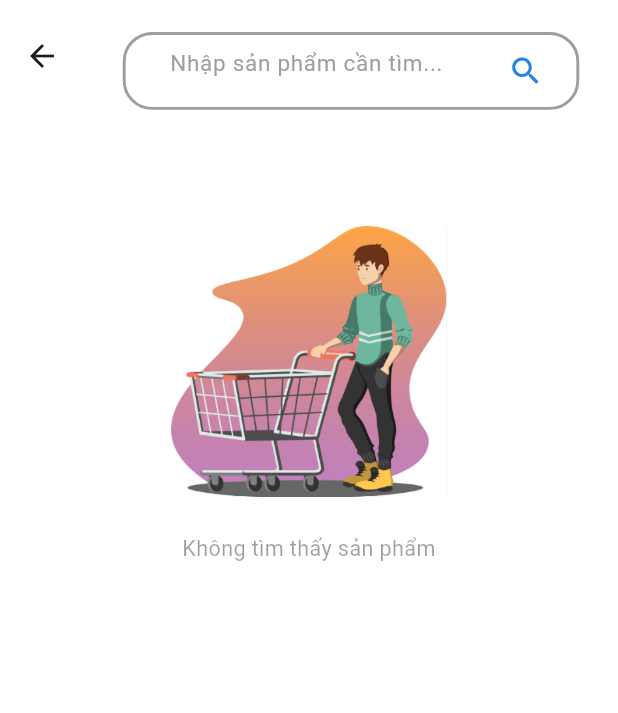
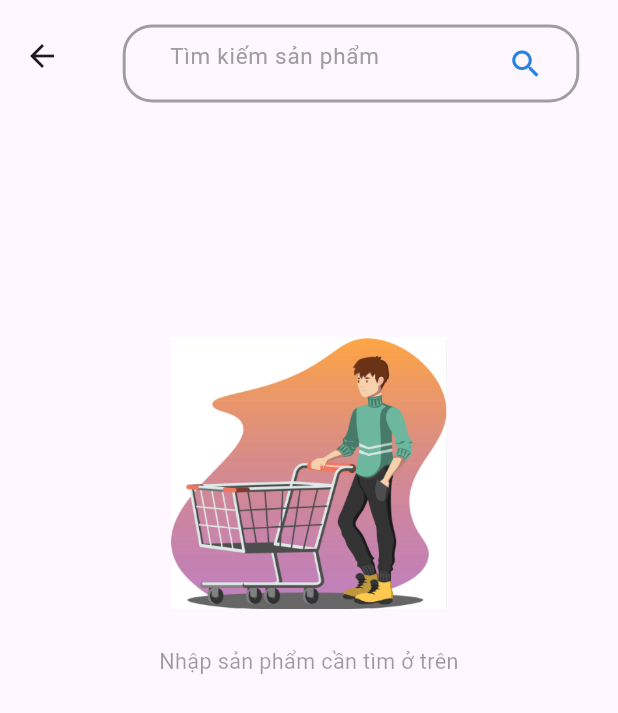
Before and after one commit to hoangvi241002/feFlutter, a Flutter app: the SearchPage screen opened by its route, on a phone screen of 412 x 824 dp. Shown: the top 713 px of the screen. Run offline on Flutter 3.47's test engine with Material 3 defaults, Android fonts, the phone set to English and light mode, and no system bars; our stand-ins replace dots_indicator, flutter_typeahead, geocoding, geolocator, get, google_maps_flutter and 3 more; missing offline and left inert: google_maps_webservice; accounts and stored records are empty; network calls fail; statements that could not run were skipped.

Commit message:
update search

```diff
--- a/lib/base/custom_button.dart
+++ b/lib/base/custom_button.dart
@@ -39,7 +39,7 @@ class CustomButton extends StatelessWidget {
         width: width ?? Dimensions.screenWidth,
         height: height ?? Dimensions.height45,
         child: TextButton(
-          onPressed: onPressed,
+          onPressed: () => onPressed,
           style: _flatButton,
           child: Row(
             mainAxisAlignment: MainAxisAlignment.center,
--- a/lib/data/repository/popular_product_repo.dart
+++ b/lib/data/repository/popular_product_repo.dart
@@ -9,8 +9,4 @@ class PopularProductRepo extends GetxService {
   Future <Response> getPopularProductList() async{
     return await apiClient.getData(AppConstants.POPULAR_PRODUCT_URI);
   }
-
-  Future<Response> searchProducts(String keyword) async {
-    return await apiClient.getData('${AppConstants.SEARCH_PRODUCT_URI}?keyword=$keyword');
-  }
 }
--- a/lib/data/repository/recommended_product_repo.dart
+++ b/lib/data/repository/recommended_product_repo.dart
@@ -9,8 +9,4 @@ class RecommendedProductRepo extends GetxService {
   Future <Response> getRecommendedProductList() async{
     return await apiClient.getData(AppConstants.RECOMMENDED_PRODUCT_URI);
   }
-
-  Future<Response> searchProducts(String keyword) async {
-    return await apiClient.getData('${AppConstants.SEARCH_PRODUCT_URI}?keyword=$keyword');
-  }
 }
--- a/lib/data/repository/search_product_repo.dart
+++ b/lib/data/repository/search_product_repo.dart
@@ -20,10 +20,4 @@ class SearchProductRepo {
   Future<Response> searchProducts(String keyword) async {
     return await apiClient.getData('${AppConstants.SEARCH_PRODUCT_URI}?keyword=$keyword');
   }
-
-  // Tìm kiếm sản phẩm theo từ khóa
-  // List<ProductModel> searchProducts(String keyword) {
-  //   List<ProductModel> allProducts = _getAllProducts();
-  //   return allProducts.where((product) => product.name!.toLowerCase().contains(keyword.toLowerCase())).toList();
-  // }
 }
--- a/lib/main.dart
+++ b/lib/main.dart
@@ -8,7 +8,7 @@ import 'package:khoaluan_flutter/pages/auth/sign_in_page.dart';
 import 'package:khoaluan_flutter/pages/auth/sign_up_page.dart';
 import 'package:khoaluan_flutter/pages/home/main_medical_item_page.dart';
 import 'package:khoaluan_flutter/pages/home/medical_item_page_body.dart';
-import 'package:khoaluan_flutter/pages/home/widgets/search_page.dart';
+import 'package:khoaluan_flutter/pages/home/search_page.dart';
 import 'package:khoaluan_flutter/pages/medical_item/popular_medical_item_detail.dart';
 import 'package:khoaluan_flutter/pages/medical_item/recommended_medical_item_detail.dart';
 import 'package:khoaluan_flutter/pages/splash/splash_page.dart';
--- a/lib/pages/address/pick_address_map.dart
+++ b/lib/pages/address/pick_address_map.dart
@@ -55,7 +55,6 @@ class _PickAddressMapState extends State<PickAddressMap> {
                   GoogleMap(initialCameraPosition: CameraPosition(
                       target: _initialPosition, zoom: 17
                   ),
-                    zoomControlsEnabled: false,
                     onCameraMove: (CameraPosition cameraPosition){
                       _cameraPosition = cameraPosition;
                     },
--- /dev/null
+++ b/lib/pages/home/search_page.dart
@@ -0,0 +1,48 @@
+import 'package:flutter/material.dart';
+import 'package:get/get.dart';
+import 'package:khoaluan_flutter/base/custom_loader.dart';
+import 'package:khoaluan_flutter/base/no_data_page.dart';
+import 'package:khoaluan_flutter/controller/search_product_controller.dart';
+import 'package:khoaluan_flutter/pages/home/widgets/search_widget.dart';
+import 'package:khoaluan_flutter/utils/colors.dart';
+import 'package:khoaluan_flutter/utils/dimensions.dart';
+
+class SearchPage extends StatefulWidget {
+  const SearchPage({super.key});
+
+  @override
+  State<SearchPage> createState() => _SearchPageState();
+}
+
+class _SearchPageState extends State<SearchPage> {
+  final TextEditingController _searchController = TextEditingController();
+  @override
+  Widget build(BuildContext context) {
+    return Scaffold(
+      appBar: AppBar(
+        toolbarHeight: Dimensions.height80,
+        elevation: 0,
+        automaticallyImplyLeading: true,
+        title: Padding(
+          padding: EdgeInsets.only(top: Dimensions.height10),
+          child: SearchWidget(
+            controller: _searchController,
+            keyboardType: TextInputType.text,
+            hintText: "Tìm kiếm sản phẩm",
+            suffixIcon: GestureDetector(
+              onTap: (){}, child: Icon(Icons.search_outlined, color: AppColors.main_Color,),
+            ),
+          ),
+        ),
+      ),
+      body: SingleChildScrollView(
+        child: Container(
+          margin: EdgeInsets.only(top: Dimensions.height80*2),
+          child: SafeArea(
+              child: NoDataPage(text: "Nhập sản phẩm cần tìm ở trên",)
+          ),
+        ),
+      ),
+    );
+  }
+}
--- a/lib/pages/home/widgets/search_page.dart
+++ /dev/null
@@ -1,75 +0,0 @@
-import 'package:flutter/material.dart';
-import 'package:khoaluan_flutter/base/custom_loader.dart';
-import 'package:khoaluan_flutter/base/no_data_page.dart';
-import 'package:khoaluan_flutter/controller/search_product_controller.dart';
-import 'package:khoaluan_flutter/pages/home/widgets/search_results.dart';
-import 'package:khoaluan_flutter/pages/home/widgets/search_widget.dart';
-import 'package:khoaluan_flutter/utils/colors.dart';
-import 'package:get/get.dart';
-import '../../../utils/dimensions.dart';
-
-class SearchPage extends StatefulWidget {
-  const SearchPage({super.key});
-
-  @override
-  State<SearchPage> createState() => _SearchPageState();
-}
-
-class _SearchPageState extends State<SearchPage> {
-  final TextEditingController _searchController = TextEditingController();
-
-  @override
-  Widget build(BuildContext context) {
-    return GetBuilder<SearchProductController>(builder: (searchProductController) {
-      return Scaffold(
-        backgroundColor: Colors.white,
-        appBar: AppBar(
-          toolbarHeight: Dimensions.height80,
-          elevation: 0,
-          automaticallyImplyLeading: true,
-          backgroundColor: Colors.white24,
-          title: Row(
-            children: [
-              Expanded(
-                child: Padding(
-                  padding: EdgeInsets.only(top: Dimensions.height20),
-                  child: SearchWidget(
-                    controller: _searchController,
-                    obscureText: false,
-                    keyboardType: TextInputType.text,
-                    hintText: "Nhập sản phẩm cần tìm...",
-                    suffixIcon: GestureDetector(
-                      onTap: () {
-                        if (_searchController.text.isNotEmpty) {
-                          searchProductController.searchProducts(_searchController.text);
-                        } else {
-                          Get.snackbar("Thông báo", "Vui lòng nhập từ khóa tìm kiếm",
-                            backgroundColor: AppColors.main_Color,
-                            colorText: Colors.white,
-                          );
-                        }
-                      },
-                      child: Icon(Icons.search, color: AppColors.main_Color),
-                    ),
-                  ),
-                ),
-              ),
-            ],
-          ),
-        ),
-        body: SingleChildScrollView(
-          child: Container(
-            margin: EdgeInsets.only(top: Dimensions.height80),
-            child: SafeArea(
-              child: searchProductController.isLoading
-                  ? const CustomLoader()
-                  : searchProductController.searchResults.isEmpty
-                  ? const NoDataPage(text: "Không tìm thấy sản phẩm")
-                  : const SearchResults(),
-            ),
-          ),
-        ),
-      );
-    });
-  }
-}
--- a/lib/pages/home/widgets/search_widget.dart
+++ b/lib/pages/home/widgets/search_widget.dart
@@ -11,7 +11,7 @@ class SearchWidget extends StatelessWidget {
   final TextInputType? keyboardType;
   final TextEditingController? controller;
   final void Function()? onEditingComplete;
-  final bool obscureText;
+  // final bool obscureText;
   final Widget? suffixIcon;
   final Widget? prefixIcon;
   final String? Function(String?)? validator;
@@ -21,7 +21,7 @@ class SearchWidget extends StatelessWidget {
     this.keyboardType,
     this.controller,
     this.onEditingComplete,
-    required this.obscureText,
+    // required this.obscureText,
     this.suffixIcon,
     this.validator,
     this.prefixIcon, this.hintText});
@@ -41,7 +41,7 @@ class SearchWidget extends StatelessWidget {
             controller: controller,
             keyboardType: keyboardType,
             onEditingComplete: onEditingComplete,
-            obscureText: obscureText ?? false,
+            // obscureText: obscureText ?? false,
             style: TextStyle(
               color: Colors.grey,
               fontSize: Dimensions.font16,
--- a/lib/routes/route_helper.dart
+++ b/lib/routes/route_helper.dart
@@ -5,7 +5,7 @@ import 'package:khoaluan_flutter/pages/address/add_address_page.dart';
 import 'package:khoaluan_flutter/pages/address/pick_address_map.dart';
 import 'package:khoaluan_flutter/pages/auth/sign_in_page.dart';
 import 'package:khoaluan_flutter/pages/home/main_medical_item_page.dart';
-import 'package:khoaluan_flutter/pages/home/widgets/search_page.dart';
+import 'package:khoaluan_flutter/pages/home/search_page.dart';
 import 'package:khoaluan_flutter/pages/medical_item/popular_medical_item_detail.dart';
 import 'package:khoaluan_flutter/pages/payment/payment_page.dart';
 import 'package:khoaluan_flutter/pages/splash/splash_page.dart';
@@ -21,7 +21,6 @@ class RouteHelper {
   static const String popularMedicalItem = "/popular-medical-item";
   static const String recommendedMedicalItem = "/recommended-medical-item";
   static const String cartPage = "/cart-page";
-  static const String searchPage = "/search-page";
   static const String signIn = "/sign-in";
 
   static const String addAddress = "/add-address";
@@ -29,17 +28,19 @@ class RouteHelper {
   static const String payment = "/payment";
   static const String orderSuccess = "/order-successful";
 
+  static const String searchPage = "/search-page";
+
   static String getSplashPage() => '$splashPage';
   static String getInitial() => '$initial';
   static String getPopularMedicalItem(int pageId, String page) => '$popularMedicalItem?pageId=$pageId&page=$page';
   static String getRecommendedMedicalItem(int pageId, String page) => '$recommendedMedicalItem?pageId=$pageId&page=$page';
   static String getCartPage() => '$cartPage';
-  static String getSearchPage() => '$searchPage';
   static String getSignInPage() => '$signIn';
   static String getAddressPage() => '$addAddress';
   static String getPickAddressPage() => '$pickAddressMap';
   static String getPaymentPage(String id, int userID) => '$payment?id=$id&userID=$userID';
   static String getOrderSuccessPage(String orderID, String status) => '$orderSuccess?id=$orderID&status=$status';
+  static String getSearchPage() => '$searchPage';
 
   static List<GetPage> routes = [
     GetPage(name: pickAddressMap, page: () {
@@ -69,11 +70,6 @@ class RouteHelper {
       transition: Transition.fadeIn
     ),
 
-    GetPage(name: searchPage, page: () => const SearchPage(), transition: Transition.fadeIn),
-
-    GetPage(name: addAddress, page: (){
-      return AddAddressPage();
-    }),
     GetPage(name: payment, page: () => PaymentPage(
         orderModel: OrderModel(
           id: int.parse(Get.parameters['id']!),
@@ -85,6 +81,14 @@ class RouteHelper {
       orderID:Get.parameters['id']!,
       status:Get.parameters["status"].toString().contains("success")?1:0,
 
-    ))
+    )),
+    GetPage(name: searchPage, page: (){
+      return SearchPage();
+    }),
+
+    GetPage(name: addAddress, page: (){
+      return AddAddressPage();
+    }),
+
   ];
 }
```
Also changed, not shown: lib/controller/location_controller.dart (+39 -3 lines), lib/controller/popular_product_controller.dart (+0 -12 lines), lib/controller/recommended_product_controller.dart (+0 -12 lines), lib/controller/search_product_controller.dart (+21 -35 lines), lib/pages/cart/cart_page.dart (+4 -4 lines), lib/pages/home/main_medical_item_page.dart (+50 -40 lines).
